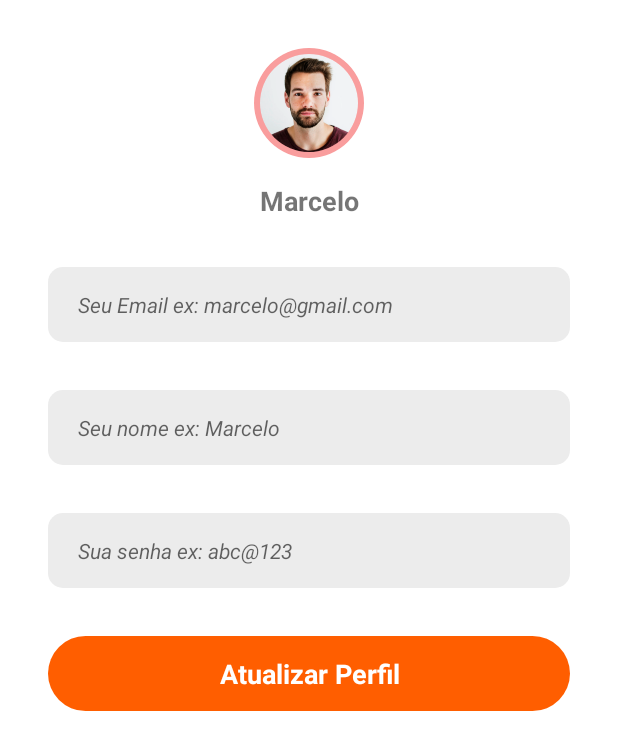
After one commit to lopesxx/IFome, an Android app: the PerfilActivity screen opened directly, with no data from a screen before it, on a phone screen of 412 x 824 dp. The commit adds this screen. Shown: the top 750 px of the screen. Run offline under Robolectric (Android 15) with nearby library versions, the phone set to English and light mode, and no system bars.

Commit message:
feat:iniciando implementação do perfil do usuário

```diff
--- a/app/src/main/AndroidManifest.xml
+++ b/app/src/main/AndroidManifest.xml
@@ -9,6 +9,9 @@
         android:roundIcon="@mipmap/ic_launcher_round"
         android:supportsRtl="true"
         android:theme="@style/Theme.IFome">
+        <activity
+            android:name=".Activity.PerfilActivity"
+            android:exported="false" />
         <activity
             android:name=".Activity.CarrinhoActivity"
             android:exported="false" />
--- a/app/src/main/java/com/marcelo/ifome/Activity/CarrinhoActivity.java
+++ b/app/src/main/java/com/marcelo/ifome/Activity/CarrinhoActivity.java
@@ -44,20 +44,17 @@ public class CarrinhoActivity extends AppCompatActivity {
     private void bottomNavigation() {
         FloatingActionButton floatingActionButton = findViewById(R.id.btnCarrinho);
         LinearLayout btnHome = findViewById(R.id.btnHome);
+        LinearLayout btnProfile = findViewById(R.id.btnPerfil);
 
         floatingActionButton.setOnClickListener(v -> startActivity(new Intent(CarrinhoActivity.this, CarrinhoActivity.class)));
         btnHome.setOnClickListener(v -> startActivity(new Intent(CarrinhoActivity.this, MainActivity.class)));
+        btnProfile.setOnClickListener(V -> startActivity(new Intent(CarrinhoActivity.this, PerfilActivity.class)));
     }
 
     private void iniciarLista() {
         LinearLayoutManager linearLayoutManager = new LinearLayoutManager(this, LinearLayoutManager.VERTICAL, false);
         recyclerViewProdutosCarrinho.setLayoutManager(linearLayoutManager);
-        produtosCarrinhoAdapter = new CarrinhoAdapter(managementCard.getListaDeComidaDomains(), this, new ChangeNumberItemListener() {
-            @Override
-            public void changed() {
-                calcularCarrinho();
-            }
-        });
+        produtosCarrinhoAdapter = new CarrinhoAdapter(managementCard.getListaDeComidaDomains(), this, this::calcularCarrinho);
         recyclerViewProdutosCarrinho.setAdapter(produtosCarrinhoAdapter);
         if(managementCard.getListaDeComidaDomains().isEmpty()) {
             text_CarrinhoVazio.setVisibility(View.VISIBLE);
--- a/app/src/main/java/com/marcelo/ifome/Activity/MainActivity.java
+++ b/app/src/main/java/com/marcelo/ifome/Activity/MainActivity.java
@@ -34,9 +34,11 @@ public class MainActivity extends AppCompatActivity {
     private void bottomNavigation() {
         FloatingActionButton floatingActionButton = findViewById(R.id.btnCarrinho);
         LinearLayout btnHome = findViewById(R.id.btnHome);
+        LinearLayout btnProfile = findViewById(R.id.btnPerfil);
 
         floatingActionButton.setOnClickListener(v -> startActivity(new Intent(MainActivity.this, CarrinhoActivity.class)));
-        btnHome.setOnClickListener(v -> startActivity(new Intent(MainActivity.this, CarrinhoActivity.class)));
+        btnHome.setOnClickListener(v -> startActivity(new Intent(MainActivity.this, MainActivity.class)));
+        btnProfile.setOnClickListener(V -> startActivity(new Intent(MainActivity.this, PerfilActivity.class)));
     }
 
     private void recyclerViewPopular() {
--- /dev/null
+++ b/app/src/main/java/com/marcelo/ifome/Activity/PerfilActivity.java
@@ -0,0 +1,16 @@
+package com.marcelo.ifome.Activity;
+
+import androidx.appcompat.app.AppCompatActivity;
+
+import android.os.Bundle;
+
+import com.marcelo.ifome.R;
+
+public class PerfilActivity extends AppCompatActivity {
+
+    @Override
+    protected void onCreate(Bundle savedInstanceState) {
+        super.onCreate(savedInstanceState);
+        setContentView(R.layout.activity_perfil);
+    }
+}
--- a/app/src/main/res/layout/activity_main.xml
+++ b/app/src/main/res/layout/activity_main.xml
@@ -134,10 +134,12 @@
                         android:layout_width="wrap_content"
                         android:layout_height="wrap_content"
                         android:layout_marginLeft="-12dp"
+                        android:layout_marginEnd="32dp"
                         android:text="Entrega grátis!"
                         android:textColor="#000000"
                         android:textSize="18sp"
                         android:textStyle="bold"
+                        app:layout_constraintEnd_toEndOf="parent"
                         app:layout_constraintStart_toEndOf="@+id/imageView4"
                         app:layout_constraintTop_toTopOf="@+id/imageView4" />
 
--- /dev/null
+++ b/app/src/main/res/layout/activity_perfil.xml
@@ -0,0 +1,127 @@
+<?xml version="1.0" encoding="utf-8"?>
+<androidx.constraintlayout.widget.ConstraintLayout xmlns:android="http://schemas.android.com/apk/res/android"
+    xmlns:app="http://schemas.android.com/apk/res-auto"
+    xmlns:tools="http://schemas.android.com/tools"
+    android:layout_width="match_parent"
+    android:layout_height="match_parent"
+    tools:context=".Activity.PerfilActivity">
+
+    <ScrollView
+        android:layout_width="match_parent"
+        android:layout_height="match_parent"
+        app:layout_constraintBottom_toBottomOf="parent"
+        app:layout_constraintEnd_toEndOf="parent"
+        app:layout_constraintStart_toStartOf="parent"
+        app:layout_constraintTop_toTopOf="parent">
+
+        <LinearLayout
+            android:layout_width="match_parent"
+            android:layout_height="wrap_content"
+            android:orientation="vertical">
+
+            <androidx.constraintlayout.widget.ConstraintLayout
+                android:layout_width="match_parent"
+                android:layout_height="wrap_content">
+
+                <ImageView
+                    android:id="@+id/imageView5"
+                    android:layout_width="wrap_content"
+                    android:layout_height="wrap_content"
+                    android:layout_marginTop="32dp"
+                    app:layout_constraintEnd_toEndOf="parent"
+                    app:layout_constraintStart_toStartOf="parent"
+                    app:layout_constraintTop_toTopOf="parent"
+                    app:srcCompat="@drawable/profile" />
+
+                <TextView
+                    android:id="@+id/nomeUsuarioPerfil"
+                    android:layout_width="wrap_content"
+                    android:layout_height="wrap_content"
+                    android:layout_marginTop="16dp"
+                    android:text="Marcelo"
+                    android:textSize="18sp"
+                    android:textStyle="bold"
+                    app:layout_constraintEnd_toEndOf="@+id/imageView5"
+                    app:layout_constraintStart_toStartOf="@+id/imageView5"
+                    app:layout_constraintTop_toBottomOf="@+id/imageView5" />
+
+                <EditText
+                    android:id="@+id/editTextEmailUsuarioPerfil"
+                    android:layout_width="0dp"
+                    android:layout_height="50dp"
+                    android:layout_marginStart="32dp"
+                    android:layout_marginTop="32dp"
+                    android:layout_marginEnd="32dp"
+                    android:background="@drawable/background_pesquisa"
+                    android:drawablePadding="10dp"
+                    android:ems="10"
+                    android:hint="Seu Email ex: marcelo@gmail.com"
+                    android:inputType="textEmailAddress"
+                    android:paddingStart="20dp"
+                    android:textSize="14sp"
+                    android:textStyle="italic"
+                    app:layout_constraintEnd_toEndOf="parent"
+                    app:layout_constraintStart_toStartOf="parent"
+                    app:layout_constraintTop_toBottomOf="@+id/nomeUsuarioPerfil" />
+
+                <EditText
+                    android:id="@+id/editTextNomeUsuarioPerfil"
+                    android:layout_width="0dp"
+                    android:layout_height="50dp"
+                    android:layout_marginStart="32dp"
+                    android:layout_marginTop="32dp"
+                    android:layout_marginEnd="32dp"
+                    android:background="@drawable/background_pesquisa"
+                    android:drawablePadding="10dp"
+                    android:ems="10"
+                    android:hint="Seu nome ex: Marcelo"
+                    android:inputType="textEmailAddress"
+                    android:paddingStart="20dp"
+                    android:textSize="14sp"
+                    android:textStyle="italic"
+                    app:layout_constraintEnd_toEndOf="parent"
+                    app:layout_constraintStart_toStartOf="parent"
+                    app:layout_constraintTop_toBottomOf="@+id/editTextEmailUsuarioPerfil" />
+
+                <EditText
+                    android:id="@+id/editTextSenhaUsuarioPerfil"
+                    android:layout_width="0dp"
+                    android:layout_height="50dp"
+                    android:layout_marginStart="32dp"
+                    android:layout_marginTop="32dp"
+                    android:layout_marginEnd="32dp"
+                    android:background="@drawable/background_pesquisa"
+                    android:drawablePadding="10dp"
+                    android:ems="10"
+                    android:hint="Sua senha ex: abc@123"
+                    android:inputType="textEmailAddress"
+                    android:paddingStart="20dp"
+                    android:textSize="14sp"
+                    android:textStyle="italic"
+                    app:layout_constraintEnd_toEndOf="parent"
+                    app:layout_constraintStart_toStartOf="parent"
+                    app:layout_constraintTop_toBottomOf="@+id/editTextNomeUsuarioPerfil" />
+
+                <TextView
+                    android:id="@+id/btnAtualizarPerfil"
+                    android:layout_width="0dp"
+                    android:layout_height="50dp"
+                    android:layout_marginStart="32dp"
+                    android:layout_marginTop="32dp"
+                    android:layout_marginEnd="32dp"
+                    android:background="@drawable/background_botao_laranja"
+                    android:gravity="center"
+                    android:text="Atualizar Perfil"
+                    android:textAlignment="center"
+                    android:textColor="#ffffff"
+                    android:textSize="18sp"
+                    android:textStyle="bold"
+                    app:layout_constraintEnd_toEndOf="parent"
+                    app:layout_constraintStart_toStartOf="parent"
+                    app:layout_constraintTop_toBottomOf="@+id/editTextSenhaUsuarioPerfil" />
+            </androidx.constraintlayout.widget.ConstraintLayout>
+        </LinearLayout>
+    </ScrollView>
+
+
+</androidx.constraintlayout.widget.ConstraintLayout>
```
